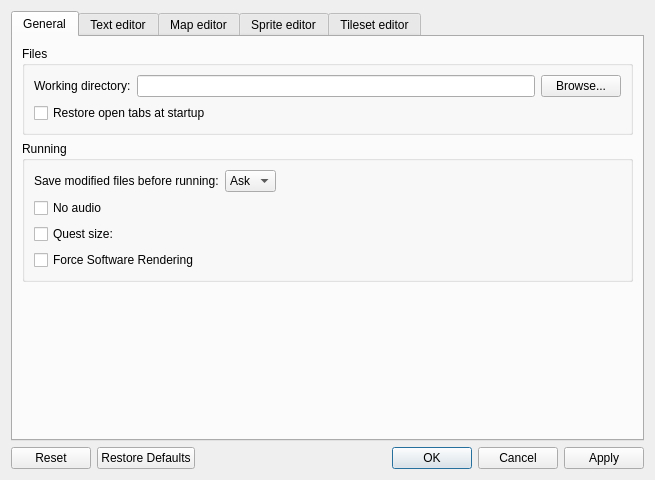
This is src/widgets/settings_dialog.ui in Kangie/solarus as Qt 5 draws it before an edit. The edited form follows.
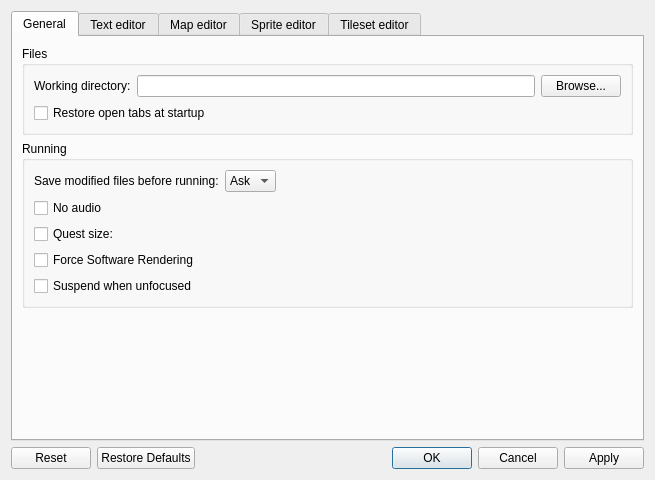
This is the edited form. Custom widgets are drawn as their Qt base class.

Commit message: Add suspend when unfocused option to preferences

Patch:
```diff
--- a/src/widgets/settings_dialog.ui
+++ b/src/widgets/settings_dialog.ui
@@ -138,6 +138,13 @@
             </property>
            </widget>
           </item>
+          <item>
+           <widget class="QCheckBox" name="suspend_unfocused_field">
+            <property name="text">
+             <string>Suspend when unfocused</string>
+            </property>
+           </widget>
+          </item>
          </layout>
         </widget>
        </item>
```
The commit also changes 5 other files.
